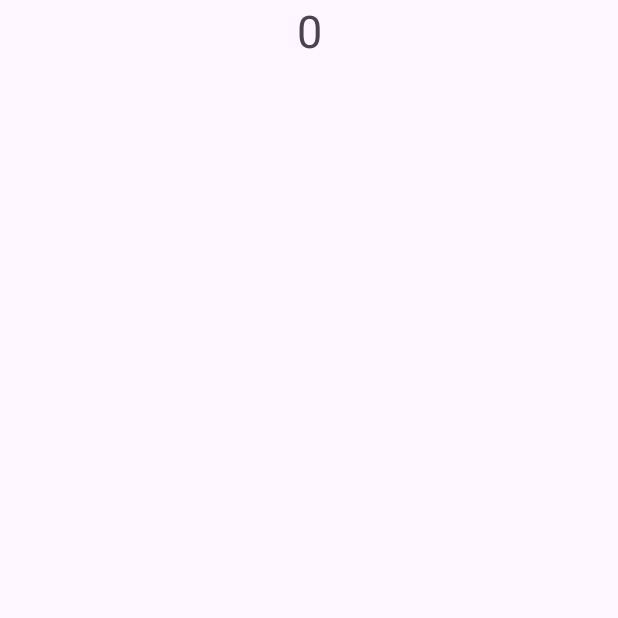
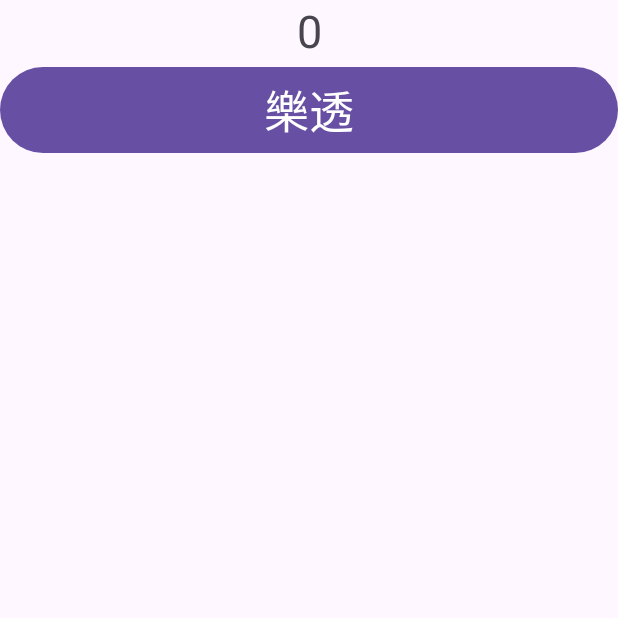
Before and after one commit to chiusjennifer/Lotto2, an Android app: the screen it shows after launch (MainActivity), on a phone screen of 412 x 824 dp, the top half of it. Before the commit the part shown is almost empty. Run offline under Robolectric (Android 15) with nearby library versions, the phone set to English and light mode, and no system bars.

Commit message:
加入樂透功能

```diff
--- a/app/src/main/java/tw/edu/pu/csce/s1114859/lotto2/MainActivity.kt
+++ b/app/src/main/java/tw/edu/pu/csce/s1114859/lotto2/MainActivity.kt
@@ -3,6 +3,7 @@ package tw.edu.pu.csce.s1114859.lotto2
 import android.annotation.SuppressLint
 import androidx.appcompat.app.AppCompatActivity
 import android.os.Bundle
+import android.view.View
 import android.widget.TextView
 
 class MainActivity : AppCompatActivity() {
@@ -13,4 +14,9 @@ class MainActivity : AppCompatActivity() {
         var txv: TextView =findViewById(R.id.txv)
         txv.text="0"
     }
+
+    fun happy(v: View){
+        var txv:TextView=findViewById(R.id.txv)
+        txv.text=(1..100).random().toString()
+    }
 }
--- a/app/src/main/res/layout/activity_main.xml
+++ b/app/src/main/res/layout/activity_main.xml
@@ -15,5 +15,12 @@
         android:text="計數器"
         android:textSize="30sp"
        />
+    <Button
+        android:id="@+id/btn"
+        android:layout_width="match_parent"
+        android:layout_height="wrap_content"
+        android:onClick="happy"
+        android:text="樂透"
+        android:textSize="30sp"/>
 
 </LinearLayout>
```
